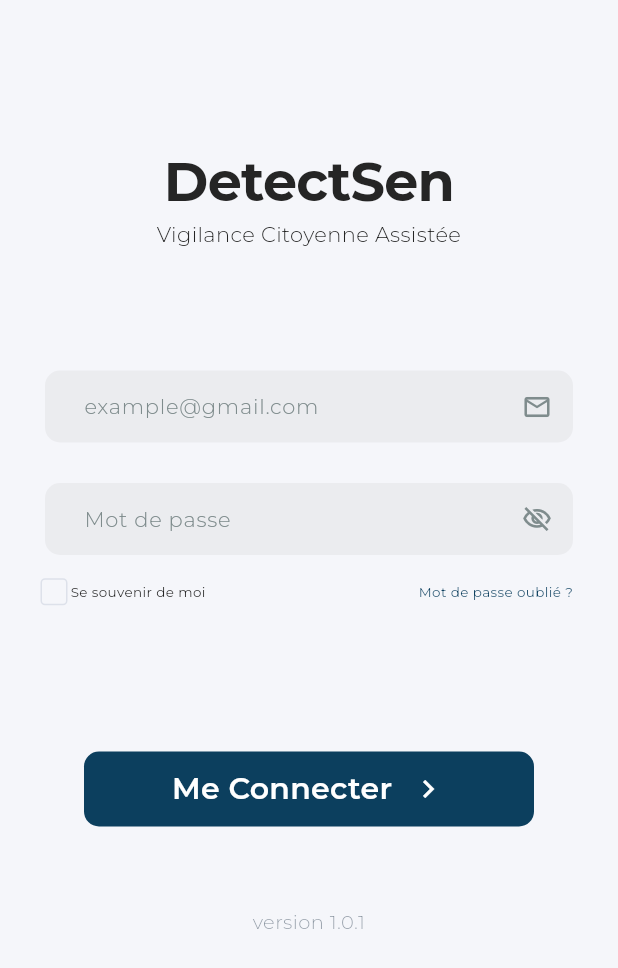
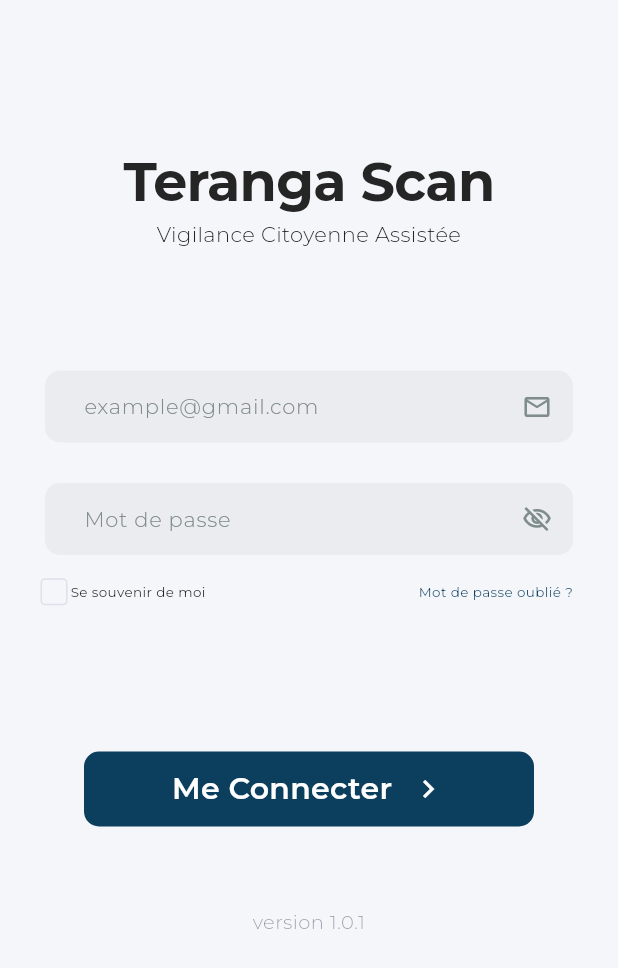
Before and after one commit to Teranga-Skills/mobile-terangaskills, a Flutter app: the PageConnexion screen opened by its route, on a phone screen of 412 x 824 dp. Shown: the top 968 px of the screen. Run offline on Flutter 3.47's test engine with Material 3 defaults, Android fonts, the phone set to English and light mode, and no system bars; our stand-ins replace connectivity_plus, flutter_svg, google_fonts, image_picker, shared_preferences; accounts and stored records are empty; network calls fail.

Commit message:
Titre Updated

```diff
--- a/lib/ecrans/authentification/ecran_connexion.dart
+++ b/lib/ecrans/authentification/ecran_connexion.dart
@@ -83,7 +83,7 @@ class _PageConnexionState extends State<PageConnexion> {
                   Column(
                     children: [
                       Text(
-                        'DetectSen',
+                        'Teranga Scan',
                         textAlign: TextAlign.center,
                         style: ThemeApplication.titrePrincipal.copyWith(
                           fontSize: 36,
--- a/lib/ecrans/splash/ecran_splash.dart
+++ b/lib/ecrans/splash/ecran_splash.dart
@@ -86,7 +86,7 @@ class _EcranSplashState extends State<EcranSplash>
 
                 // ── Nom de l'app ──────────────────────────────
                 const Text(
-                  'DetectSen',
+                  'Teranga Scan',
                   style: TextStyle(
                     color: Colors.white,
                     fontSize: 32,
```
